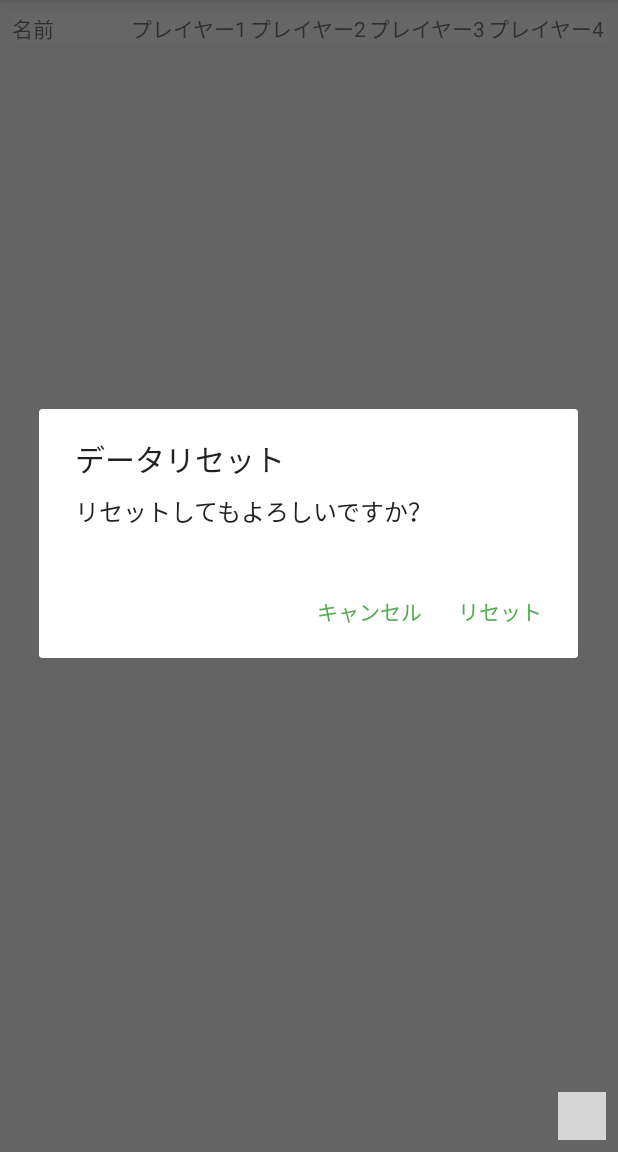
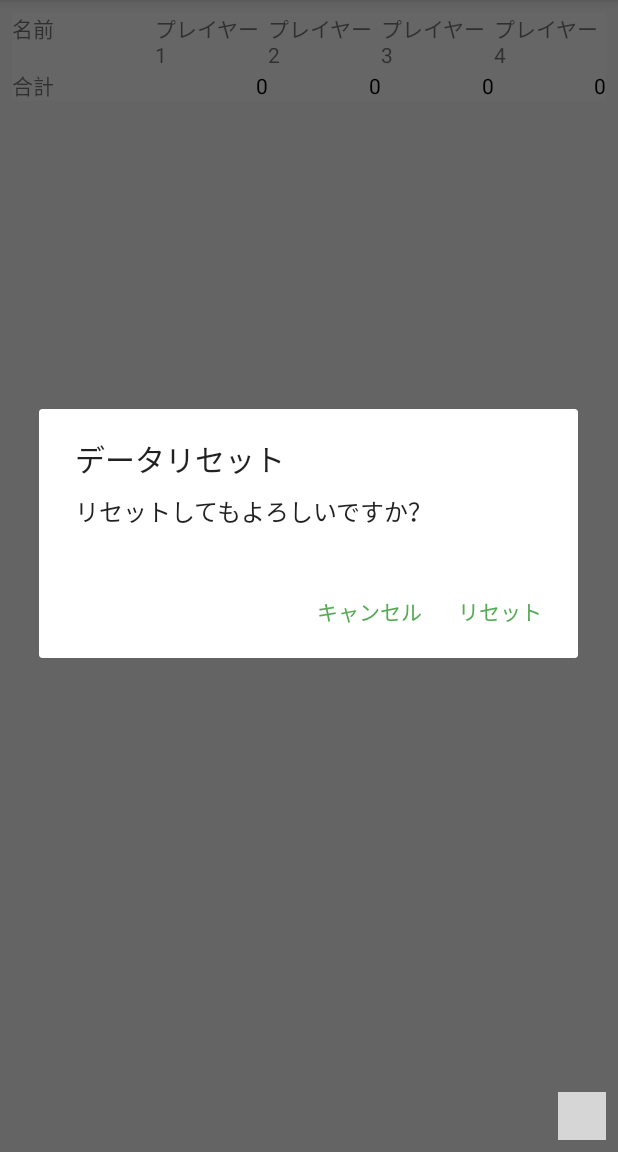
Before and after one commit to Bluewind12/MahjongMemo, an Android app: the screen it shows after launch (MainActivity), after a tap on "データリセット", on a phone screen of 412 x 824 dp, the part 84-1236 px from its top. Run offline under Robolectric (Android 15) with nearby library versions, the phone set to English and light mode, and no system bars; our stand-ins replace AdMob; libraries missing offline, so code that uses them is left out: com.leinardi.android, permissions.dispatcher; plain views replace SpeedDialView; 3 statements that could not run were skipped; grey boxes are pictures that could not be loaded.

Commit message:
[update]点数の合計値の出力。 色変更のバグもついでに修正

```diff
--- a/app/src/main/java/momonyan/mahjongmemo/MainActivity.kt
+++ b/app/src/main/java/momonyan/mahjongmemo/MainActivity.kt
@@ -50,6 +50,7 @@ class MainActivity : AppCompatActivity() {
     private lateinit var mInterstitialAd: InterstitialAd
     private var saveCount = 0
 
+    private var sumPoints = arrayListOf(0, 0, 0, 0)
 
     override fun onCreate(savedInstanceState: Bundle?) {
         super.onCreate(savedInstanceState)
@@ -96,8 +97,11 @@ class MainActivity : AppCompatActivity() {
             for (i in 0 until 4) {
                 val textView = TextView(this)
                 textView.text = saveDataArray[i + data + 1]
+                sumPoints[i] += saveDataArray[i + data + 1].toInt()
                 if (saveDataArray[i + data + 1].toInt() < 0) {
                     textView.setTextColor(Color.RED)
+                } else {
+                    textView.setTextColor(Color.BLACK)
                 }
                 val gridParams =
                     GridLayout.LayoutParams(
@@ -129,6 +133,7 @@ class MainActivity : AppCompatActivity() {
                 changeDataDialogCreate(pointTexts, stageTextView)
             }
         }
+        pointAddCheck()
 
         //Fab
         dataAddFloatActionButton.inflate(R.menu.fab_menu)
@@ -263,8 +268,11 @@ class MainActivity : AppCompatActivity() {
                 for (i in 0 until points.size) {
                     val textView = TextView(this)
                     textView.text = points[i].toString()
+                    sumPoints[i] += points[i]
                     if (points[i] < 0) {
                         textView.setTextColor(Color.RED)
+                    } else {
+                        textView.setTextColor(Color.BLACK)
                     }
                     val gridParams =
                         GridLayout.LayoutParams(
@@ -277,7 +285,7 @@ class MainActivity : AppCompatActivity() {
                     mainGridLayout.addView(textView, gridParams)
                     pointTexts.add(textView)
                 }
-
+                pointAddCheck()
 
                 val gridParams = GridLayout.LayoutParams(
                     GridLayout.spec(flowCount),
@@ -325,8 +333,10 @@ class MainActivity : AppCompatActivity() {
             dialogView.dataAddTextInput4
         )
 
+        val bufferPoints = arrayListOf(0, 0, 0, 0)
         for (index in 0 until dataInputTextViews.size) {
             dataInputTextViews[index].setText(arrayText[index].text, TextView.BufferType.EDITABLE)
+            bufferPoints[index] = arrayText[index].text.toString().toInt()
         }
         when (stageText.text.toString().substring(0, 1)) {
             "東" -> dialogView.radioGroup.check(R.id.radioButton)
@@ -379,14 +389,19 @@ class MainActivity : AppCompatActivity() {
                 }
                 for (i in 0 until points.size) {
                     arrayText[i].text = points[i].toString()
+                    sumPoints[i] += points[i]
+                    sumPoints[i] -= bufferPoints[i]
                     if (points[i] < 0) {
                         arrayText[i].setTextColor(Color.RED)
+                    } else {
+                        arrayText[i].setTextColor(Color.BLACK)
                     }
                     arrayText[i].setBackgroundColor(color)
                 }
                 if (mInterstitialAd.isLoaded) {
                     mInterstitialAd.show()
                 }
+                pointAddCheck()
             }
             .show()
     }
@@ -572,4 +587,55 @@ class MainActivity : AppCompatActivity() {
     fun onContactsNeverAskAgain() {
         Toast.makeText(this, "「今後表示しない」が選択されました", Toast.LENGTH_SHORT).show()
     }
+
+    private fun pointAddCheck() {
+        //Title
+        sumPointTitleTextView.layoutParams =
+            GridLayout.LayoutParams(
+                GridLayout.spec(flowCount + 1),
+                GridLayout.spec(0, 1.0f)
+            )
+
+
+        val sumPointTextViews =
+            arrayListOf(sumPointTextView, sumPointTextView2, sumPointTextView3, sumPointTextView4)
+
+        for (i in 0 until sumPointTextViews.size) {
+            sumPointTextViews[i].layoutParams =
+                GridLayout.LayoutParams(
+                    GridLayout.spec(flowCount + 1),
+                    GridLayout.spec(i + 1, 1.0f)
+                )
+            sumPointTextViews[i].text = sumPoints[i].toString()
+            if (sumPoints[i] < 0) {
+                sumPointTextViews[i].setTextColor(Color.RED)
+            } else {
+                sumPointTextViews[i].setTextColor(Color.BLACK)
+            }
+        }
+        //PL2
+        sumPointTextView2.layoutParams =
+            GridLayout.LayoutParams(
+                GridLayout.spec(flowCount + 1),
+                GridLayout.spec(2, 1.0f)
+            )
+        sumPointTextView2.text = sumPoints[1].toString()
+
+        //PL3
+        sumPointTextView3.layoutParams =
+            GridLayout.LayoutParams(
+                GridLayout.spec(flowCount + 1),
+                GridLayout.spec(3, 1.0f)
+            )
+        sumPointTextView3.text = sumPoints[2].toString()
+
+        //PL4
+        sumPointTextView4.layoutParams =
+            GridLayout.LayoutParams(
+                GridLayout.spec(flowCount + 1),
+                GridLayout.spec(4, 1.0f)
+            )
+        sumPointTextView4.text = sumPoints[3].toString()
+
+    }
 }
--- a/app/src/main/res/layout/activity_main.xml
+++ b/app/src/main/res/layout/activity_main.xml
@@ -96,6 +96,55 @@
                         app:layout_columnWeight="1"
                         app:layout_row="0" />
 
+                <TextView
+                        android:id="@+id/sumPointTitleTextView"
+                        android:layout_width="0dip"
+                        android:layout_height="wrap_content"
+                        android:text="合計"
+                        app:layout_column="0"
+                        app:layout_columnWeight="1"
+                        app:layout_row="1" />
+
+                <TextView
+                        android:id="@+id/sumPointTextView"
+                        android:layout_width="0dip"
+                        android:layout_height="wrap_content"
+                        android:gravity="end"
+                        android:text="0点"
+                        app:layout_column="1"
+                        app:layout_columnWeight="1"
+                        app:layout_row="1" />
+
+                <TextView
+                        android:id="@+id/sumPointTextView2"
+                        android:layout_width="0dip"
+                        android:layout_height="wrap_content"
+                        android:gravity="end"
+                        android:text="0点"
+                        app:layout_column="2"
+                        app:layout_columnWeight="1"
+                        app:layout_row="1" />
+
+                <TextView
+                        android:id="@+id/sumPointTextView3"
+                        android:layout_width="0dip"
+                        android:layout_height="wrap_content"
+                        android:gravity="end"
+                        android:text="0点"
+                        app:layout_column="3"
+                        app:layout_columnWeight="1"
+                        app:layout_row="1" />
+
+                <TextView
+                        android:id="@+id/sumPointTextView4"
+                        android:layout_width="0dip"
+                        android:layout_height="wrap_content"
+                        android:gravity="end"
+                        android:text="0点"
+                        app:layout_column="4"
+                        app:layout_columnWeight="1"
+                        app:layout_row="1" />
+
             </androidx.gridlayout.widget.GridLayout>
         </androidx.constraintlayout.widget.ConstraintLayout>
     </ScrollView>
```
